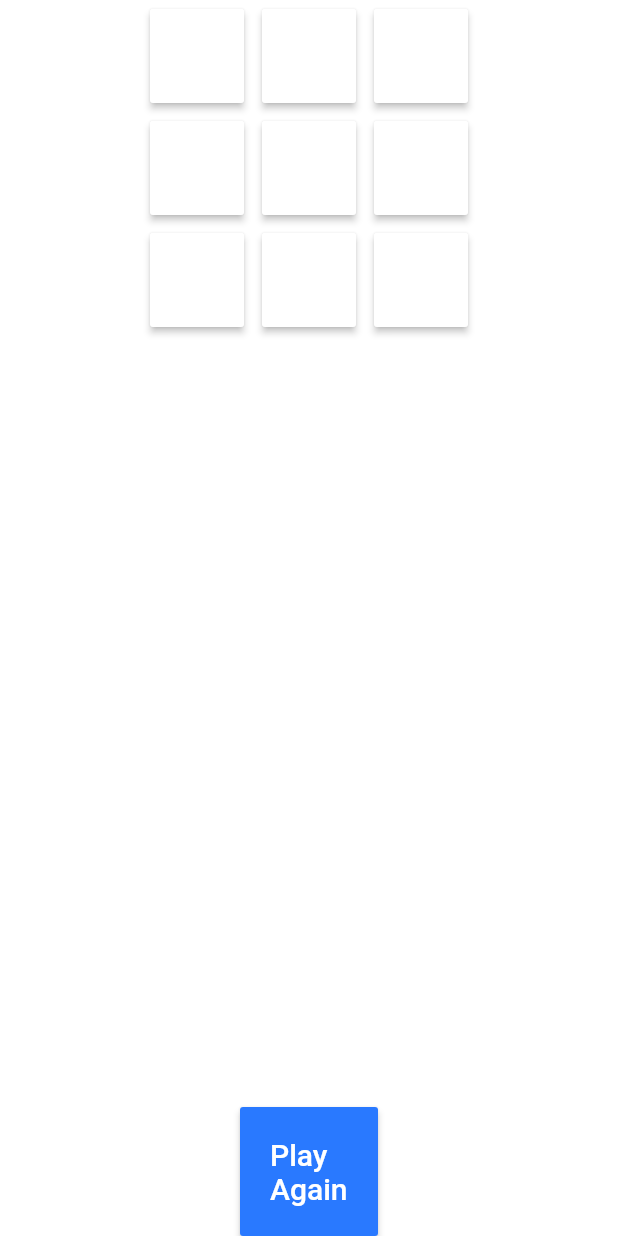
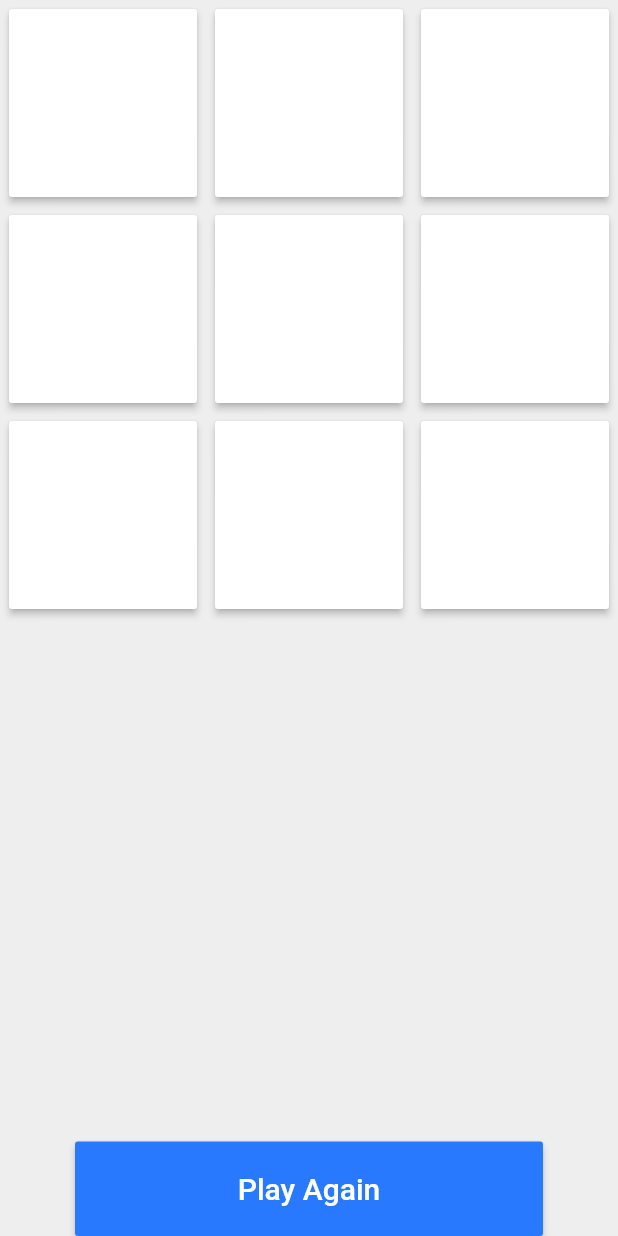
Before and after one commit to regandsouza/Regan-TicTacToe-Webpage, a Flutter app: the HomePage screen opened directly, on a phone screen of 412 x 824 dp. Run offline on Flutter 3.47's test engine with Material 2 defaults, Android fonts, the phone set to English and light mode, and no system bars; missing offline and left inert: dart:html.

Commit message:
Version 2

```diff
--- a/lib/home_page.dart
+++ b/lib/home_page.dart
@@ -158,7 +158,7 @@ class _HomePageState extends State<HomePage> {
       if (winner == 1) {
         showDialog(
             context: context,
-            builder: (_) => new CustomDialog(" YOU WON",
+            builder: (_) => new CustomDialog("YOU WON",
                 "Try again", resetGame));
       } else {
         showDialog(
@@ -181,7 +181,7 @@ class _HomePageState extends State<HomePage> {
   @override
   Widget build(BuildContext context) {
     return new Scaffold(
-        backgroundColor: Colors.white,
+        backgroundColor: Colors.grey[200],
         body: new Column(
           mainAxisAlignment: MainAxisAlignment.start,
           crossAxisAlignment: CrossAxisAlignment.stretch,
@@ -192,7 +192,7 @@ class _HomePageState extends State<HomePage> {
 
             new Expanded(
               child: new GridView.builder(
-                padding: const EdgeInsets.symmetric(horizontal: 100),
+                padding: const EdgeInsets.symmetric(horizontal: 6),
                 gridDelegate: new SliverGridDelegateWithFixedCrossAxisCount(
                     crossAxisCount: 3,
                     childAspectRatio: 1.0,
@@ -222,7 +222,7 @@ class _HomePageState extends State<HomePage> {
             SizedBox(height: 4,),
 
             Padding(
-              padding: const EdgeInsets.symmetric(horizontal:160.0),
+              padding: const EdgeInsets.symmetric(horizontal: 50.0),
               child: new RaisedButton(
                 child: new Text(
                   "Play Again",
```
Also changed, not shown: lib/course_details.dart (+17 -3 lines), lib/home_view.dart (+16 -2 lines), lib/global.dart (added), 5 other files.
